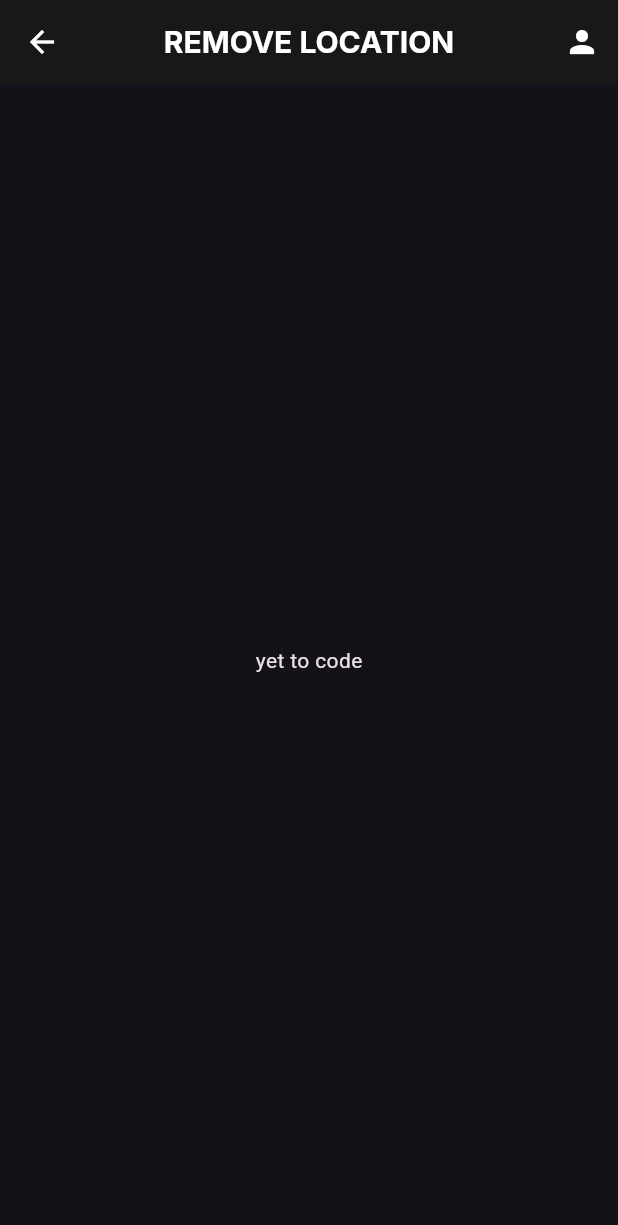
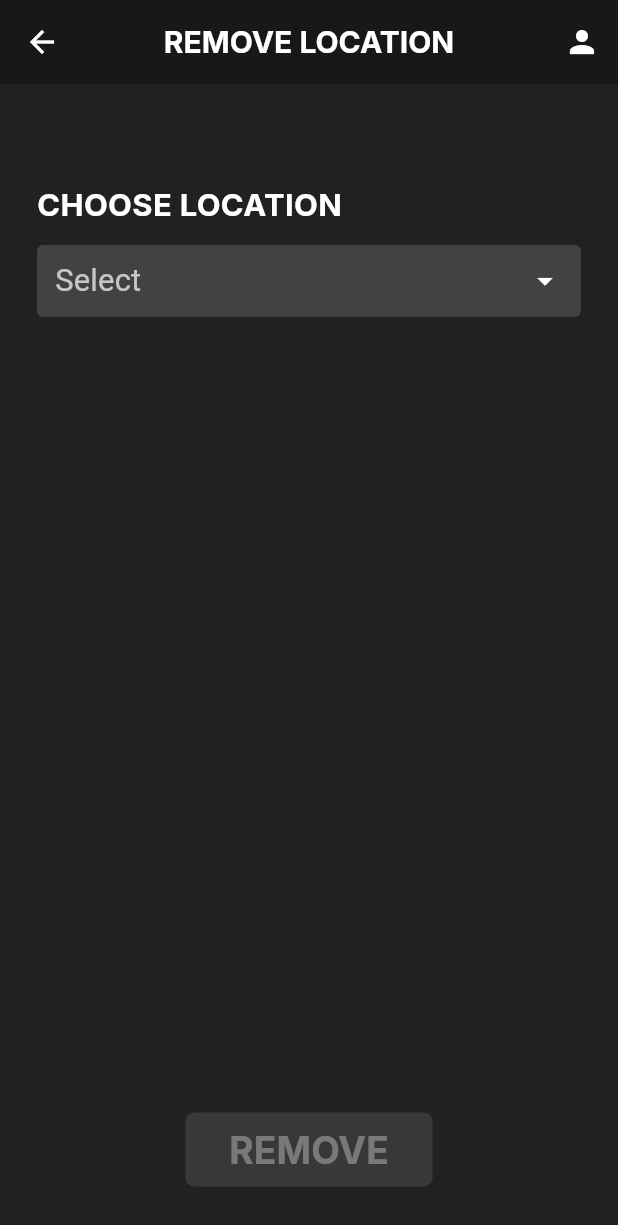
Before and after one commit to MananJain525/Inventory_management, a Flutter app: the RemoveLoc screen opened directly, on a phone screen of 412 x 824 dp. Shown: the top 1225 px of the screen. Run offline on Flutter 3.47's test engine with Material 3 defaults, Android fonts, the phone set to English and light mode, and no system bars; our stand-ins replace flutter_svg.

Commit message:
Remove Loc

```diff
--- a/lib/functions/Remove_Location.dart
+++ b/lib/functions/Remove_Location.dart
@@ -1,12 +1,22 @@
 import 'package:flutter/material.dart';
+import 'package:inventory_management_system/functions/Confirm_RemoveLoc.dart';
 import 'package:inventory_management_system/screens/Dashboard.dart';
 import 'package:inventory_management_system/widgets/AppBar.dart';
 
-class RemoveLoc extends StatelessWidget {
-  const RemoveLoc({super.key});
+class RemoveLoc extends StatefulWidget {
+  @override
+  _RemoveLocState createState() => _RemoveLocState();
+}
+
+class _RemoveLocState extends State<RemoveLoc> {
+  String? _selectedLocation;
+  final List<String> _locations = ['Auditorium', 'CC Lab', 'Food King'];
 
   @override
   Widget build(BuildContext context) {
+    final height = MediaQuery.of(context).size.height;
+    final width = MediaQuery.of(context).size.width;
+
     return Scaffold(
       appBar: SimpleAppBar(
         title: 'REMOVE LOCATION',
@@ -18,7 +28,132 @@ class RemoveLoc extends StatelessWidget {
      },
      onProfile: () {},
    ),
-      body: Center(child: Text('yet to code')),
+     backgroundColor: Colors.grey[900],
+      body: Padding(
+        padding: EdgeInsets.symmetric(horizontal: width * 0.06),
+        child: Column(
+          crossAxisAlignment: CrossAxisAlignment.start,
+          children: [
+            SizedBox(height: height * 0.08),
+            Text(
+              "CHOOSE LOCATION",
+              style: TextStyle(
+                fontFamily: 'Inter',
+                fontSize: width * 0.05,
+                fontWeight: FontWeight.w600,
+                color: Colors.white,
+              ),
+            ),
+            SizedBox(height: height * 0.015),
+            Container(
+              padding: const EdgeInsets.symmetric(horizontal: 12),
+              decoration: BoxDecoration(
+                color: Colors.grey[800],
+                borderRadius: BorderRadius.circular(4),
+              ),
+              child: DropdownButton<String>(
+                value: _selectedLocation,
+                isExpanded: true,
+                dropdownColor: Colors.grey[850],
+                hint: Text(
+                  "Select",
+                  style: TextStyle(
+                    fontFamily: 'Roboto',
+                    fontSize: width * 0.05,
+                    color: Colors.white70,
+                  ),
+                ),
+                iconEnabledColor: Colors.white,
+                underline: const SizedBox(),
+                items: _locations.map((String loc) {
+                  return DropdownMenuItem<String>(
+                    value: loc,
+                    child: Text(
+                      loc,
+                      style: TextStyle(
+                        fontFamily: 'Roboto',
+                        fontSize: width * 0.045,
+                        color: Colors.white,
+                      ),
+                    ),
+                  );
+                }).toList(),
+                onChanged: (val) {
+                  setState(() {
+                    _selectedLocation = val;
+                  });
+                },
+              ),
+            ),
+            const Spacer(),
+            Center(
+              child: SizedBox(
+                width: width * 0.4,
+                height: height * 0.06,
+                child: ElevatedButton(
+                  style: ElevatedButton.styleFrom(
+                    backgroundColor: Colors.white,
+                    foregroundColor: Colors.black,
+                    shape: RoundedRectangleBorder(
+                      borderRadius: BorderRadius.circular(6),
+                    ),
+                  ),
+                  onPressed: _selectedLocation == null
+                      ? null
+                      : () async {
+                    final result = await Navigator.push(
+                      context,
+                      MaterialPageRoute(
+                        builder: (_) => ConfirmRemoveScreen(
+                          location: _selectedLocation!,
+                        ),
+                      ),
+                    );
+                    if (result == true) {
+                      ScaffoldMessenger.of(context).showSnackBar(
+                        SnackBar(
+                          content: Center(
+                            child: Text(
+                              'REMOVED SUCCESSFULLY!',
+                              style: const TextStyle(
+                                fontFamily: 'Inter',
+                                fontWeight: FontWeight.bold,
+                                color: Colors.white,
+                                letterSpacing: 1.2,
+                              ),
+                            ),
+                          ),
+                          backgroundColor: Colors.black,
+                          behavior: SnackBarBehavior.floating,
+                          elevation: 8,
+                          shape: RoundedRectangleBorder(
+                            borderRadius: BorderRadius.circular(24),
+                          ),
+                          margin: EdgeInsets.only(
+                            bottom: MediaQuery.of(context).size.height * 0.08,
+                            left: MediaQuery.of(context).size.width * 0.2,
+                            right: MediaQuery.of(context).size.width * 0.2,
+                          ),
+                          duration: const Duration(seconds: 2),
+                        ),
+                      );
+                    }
+                  },
+                  child: Text(
+                    "REMOVE",
+                    style: TextStyle(
+                      fontFamily: 'Inter',
+                      fontWeight: FontWeight.bold,
+                      fontSize: width * 0.06,
+                    ),
+                  ),
+                ),
+              ),
+            ),
+            SizedBox(height: height * 0.04),
+          ],
+        ),
+      ),
     );
   }
 }
--- a/lib/screens/Dashboard_Admin.dart
+++ b/lib/screens/Dashboard_Admin.dart
@@ -52,7 +52,7 @@ class DashboardAdmin extends StatelessWidget {
                     onPressed: () {
                       Navigator.push(
                         context,
-                        MaterialPageRoute(builder: (context) => const RemoveLoc()),
+                        MaterialPageRoute(builder: (context) => RemoveLoc()),
                       );
                     }
                 ),
```
Also changed, not shown: lib/functions/Confirm_RemoveLoc.dart (added, +132 -0 lines). Lines whose indentation alone changed are shown as unchanged.
